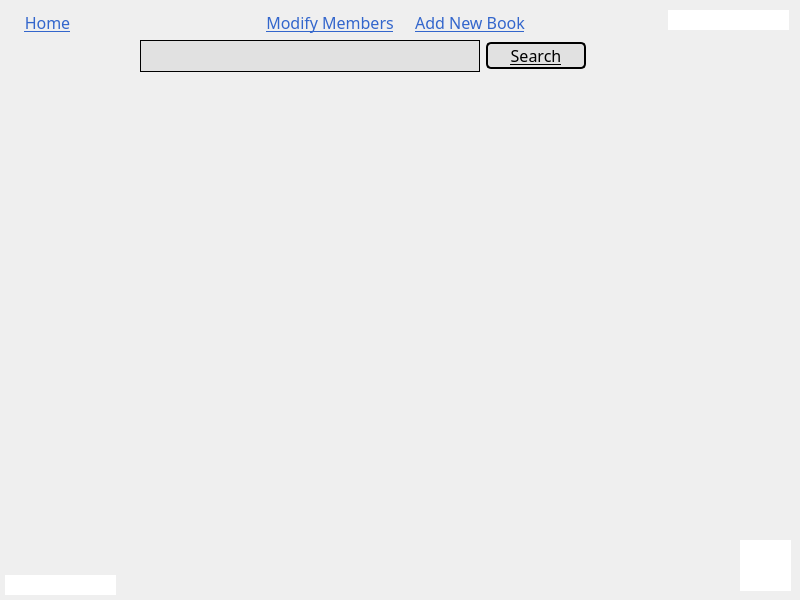
Above: admin_catalogue_screen.ui from MrCooperGit/Assessment-2_Library-Management-System before the change. Below: the same form after it.
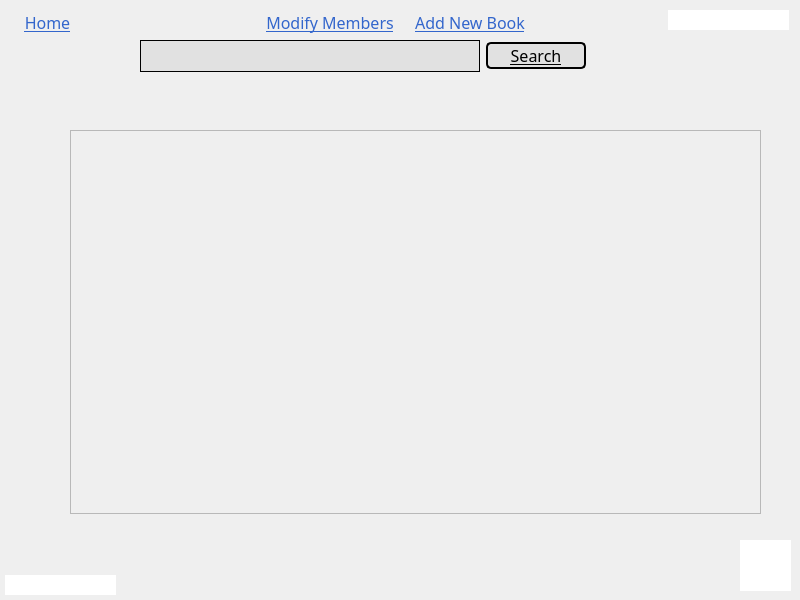
That is the form after the change.

Commit message: Added button link from admin catalogue to edit book screen and admin book view screen, worked on making admin catalogue scrollable

What changed in the file:
```diff
--- a/admin_catalogue_screen.ui
+++ b/admin_catalogue_screen.ui
@@ -237,6 +237,29 @@
     <set>Qt::AlignLeading|Qt::AlignLeft|Qt::AlignVCenter</set>
    </property>
   </widget>
+  <widget class="QScrollArea" name="scrollArea">
+   <property name="geometry">
+    <rect>
+     <x>70</x>
+     <y>130</y>
+     <width>691</width>
+     <height>384</height>
+    </rect>
+   </property>
+   <property name="widgetResizable">
+    <bool>true</bool>
+   </property>
+   <widget class="QWidget" name="scrollAreaWidgetContents_3">
+    <property name="geometry">
+     <rect>
+      <x>0</x>
+      <y>0</y>
+      <width>689</width>
+      <height>382</height>
+     </rect>
+    </property>
+   </widget>
+  </widget>
  </widget>
  <resources/>
  <connections/>
```
The commit also changes 7 other files.
